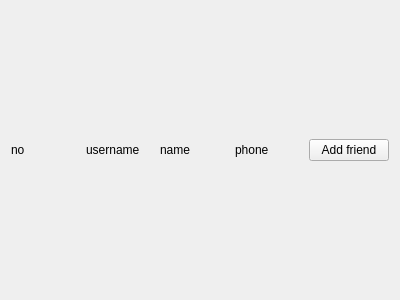
The window that src/modules/im/src/widget/form/friendform.ui (okstar-org/ok-msg-desktop) describes before a commit, drawn with Qt 5.
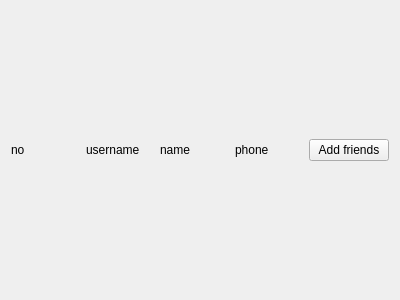
The same window after the commit.

```diff
--- a/src/modules/im/src/widget/form/friendform.ui
+++ b/src/modules/im/src/widget/form/friendform.ui
@@ -45,7 +45,7 @@
    <item>
     <widget class="QPushButton" name="addFriend">
      <property name="text">
-      <string>Add friend</string>
+      <string>Add friends</string>
      </property>
     </widget>
    </item>
```
